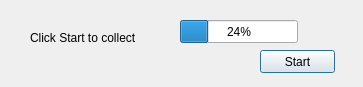
The window that collectdialog.ui (johnsonliu999/cerv) describes before a commit, drawn with Qt 5.
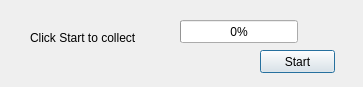
The same window after the commit.

Commit message: finished collect dialog and the thread is ok

```diff
--- a/collectdialog.ui
+++ b/collectdialog.ui
@@ -52,7 +52,7 @@
     </rect>
    </property>
    <property name="value">
-    <number>24</number>
+    <number>0</number>
    </property>
   </widget>
  </widget>
```
The commit also changes 5 other files.
